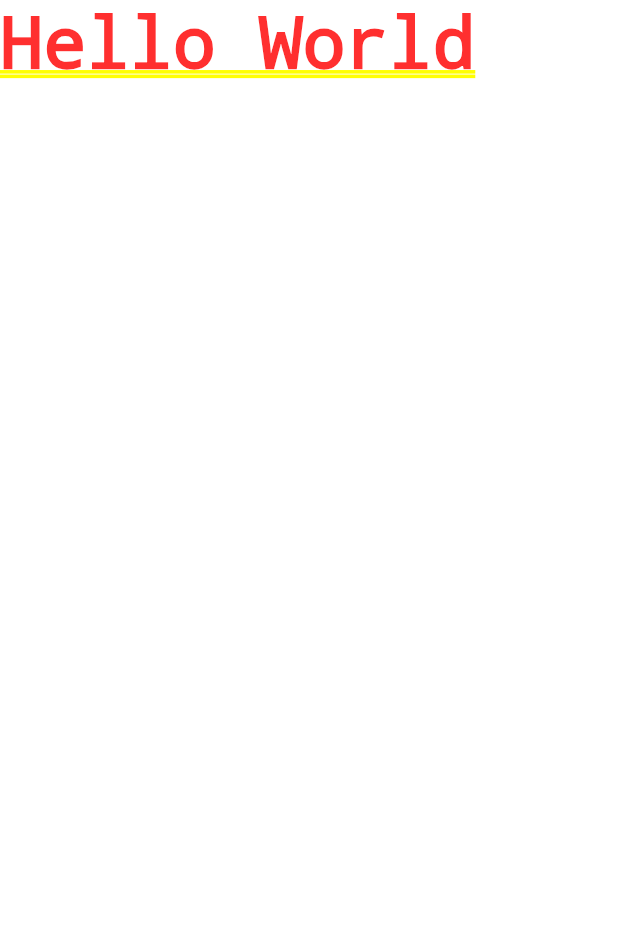
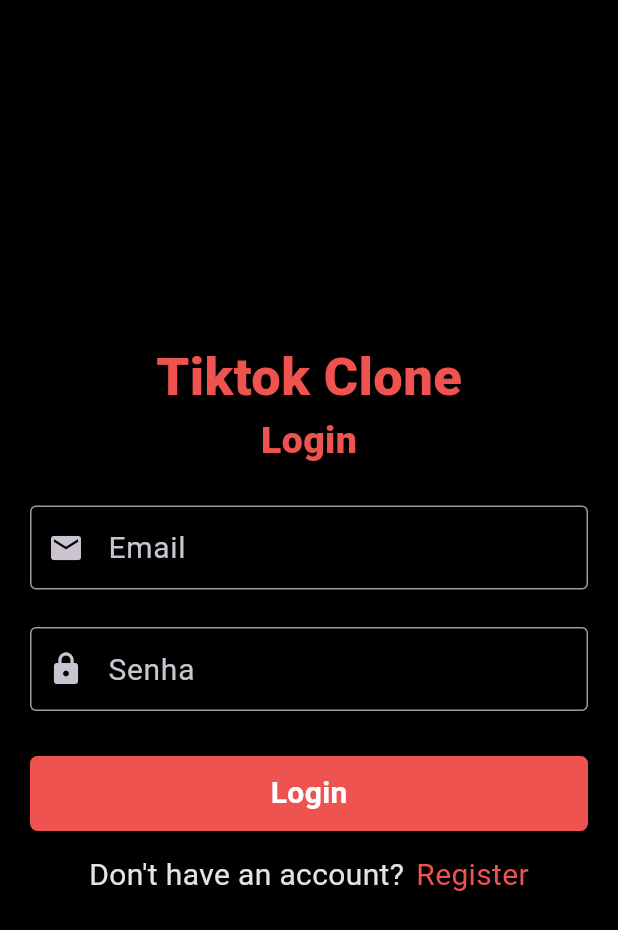
Before and after one commit to RenatoRosaFranco/tiktok-clone, a Flutter app: the screen it shows after launch, on a phone screen of 412 x 824 dp. Shown: the top 930 px of the screen. Run offline on Flutter 3.47's test engine with Material 3 defaults, Android fonts, the phone set to English and light mode, and no system bars.

Commit message:
adding LoginScreen and TextInputField component.

```diff
--- a/lib/main.dart
+++ b/lib/main.dart
@@ -1,5 +1,6 @@
 import 'package:flutter/material.dart';
 import 'package:tiktok/constants.dart';
+import 'package:tiktok/views/screens/auth/login_screen.dart';
 
 void main() {
   runApp(const MyApp());
@@ -16,7 +17,7 @@ class MyApp extends StatelessWidget {
       theme: ThemeData.dark().copyWith(
         scaffoldBackgroundColor: backgroundColor
       ),
-      home: const Text('Hello World')
+      home: LoginScreen()
     );
   }
 }
--- a/lib/views/screens/auth/login_screen.dart
+++ b/lib/views/screens/auth/login_screen.dart
@@ -0,0 +1,108 @@
+import 'package:flutter/material.dart';
+import 'package:tiktok/views/widgets/text_input_field.dart';
+import '../../../constants.dart';
+
+class LoginScreen extends StatelessWidget {
+  LoginScreen({Key? key}) : super(key: key);
+
+  final TextEditingController _emailController = TextEditingController();
+  final TextEditingController _passwordController = TextEditingController();
+
+  @override
+  Widget build(BuildContext context) {
+    return Scaffold(
+      body: Container(
+        alignment: Alignment.center,
+        child: Column(
+          mainAxisAlignment: MainAxisAlignment.center,
+          children: [
+            Text('Tiktok Clone',
+            style: TextStyle(
+              fontSize: 35,
+              color: buttonColor,
+              fontWeight: FontWeight.w900
+            )),
+            Text('Login',
+                style: TextStyle(
+                    fontSize: 25,
+                    color: buttonColor,
+                    fontWeight: FontWeight.w900
+            ),),
+            const SizedBox(height: 25,),
+            Container(
+              width: MediaQuery.of(context).size.width,
+              margin: const EdgeInsets.symmetric(horizontal: 20),
+              child: TextInputField(
+                controller: _emailController,
+                labelText: 'Email',
+                icon: Icons.email,
+              ),
+            ),
+            const SizedBox(
+              height: 25,
+            ),
+            Container(
+              width: MediaQuery.of(context).size.width,
+              margin: const EdgeInsets.symmetric(horizontal: 20),
+              child: TextInputField(
+                controller: _emailController,
+                labelText: 'Senha',
+                isObscure: true,
+                icon: Icons.lock,
+              ),
+            ),
+            const SizedBox(
+              height: 30,
+            ),
+            Container(
+              width: MediaQuery.of(context).size.width - 40,
+              height: 50,
+              decoration: BoxDecoration(
+                color: buttonColor,
+                borderRadius: const BorderRadius.all(
+                  Radius.circular(5)
+                ),
+              ),
+              child: InkWell(
+                onTap: () {
+                  print('Login user');
+                },
+                child: const Center(
+                  child:Text('Login', style: TextStyle(
+                    fontSize: 20,
+                    color: Colors.white,
+                    fontWeight: FontWeight.bold
+                  )),
+                ),
+              ),
+            ),
+            const SizedBox(height: 15,),
+            Row(
+              mainAxisAlignment: MainAxisAlignment.center,
+              children: [
+                const Text('Don\'t have an account?', style: TextStyle(
+                  fontSize: 20,
+                ),),
+                Padding(
+                  padding: const EdgeInsets.only(left: 8.0),
+                  child: InkWell(
+                    onTap: () {
+
+                    },
+                    child: Text(
+                      'Register',
+                      style: TextStyle(
+                        fontSize: 20,
+                        color: buttonColor
+                      ),
+                    ),
+                  ),
+                )
+              ],
+            )
+          ],
+        ),
+      ),
+    );
+  }
+}
--- /dev/null
+++ b/lib/views/widgets/text_input_field.dart
@@ -0,0 +1,40 @@
+import 'package:flutter/material.dart';
+import 'package:tiktok/constants.dart';
+
+class TextInputField extends StatelessWidget {
+  final TextEditingController controller;
+  final String labelText;
+  final bool isObscure;
+  final IconData icon;
+
+  const TextInputField({
+    Key? key,
+    required this.controller,
+    required this.labelText,
+    this.isObscure = false,
+    required this.icon
+  }) : super(key: key);
+
+  @override
+  Widget build(BuildContext context) {
+    return TextField(
+      controller: controller,
+      decoration: InputDecoration(
+        labelText: labelText,
+        prefixIcon: Icon(icon),
+        labelStyle: const TextStyle(fontSize: 20,),
+        enabledBorder: const OutlineInputBorder(
+          borderSide: BorderSide(
+            color: borderColor
+          )
+        ),
+        focusedBorder: OutlineInputBorder(
+          borderRadius: BorderRadius.circular(5),
+          borderSide: const BorderSide(
+            color: borderColor
+          )
+        )
+      ),
+    );
+  }
+}
```
